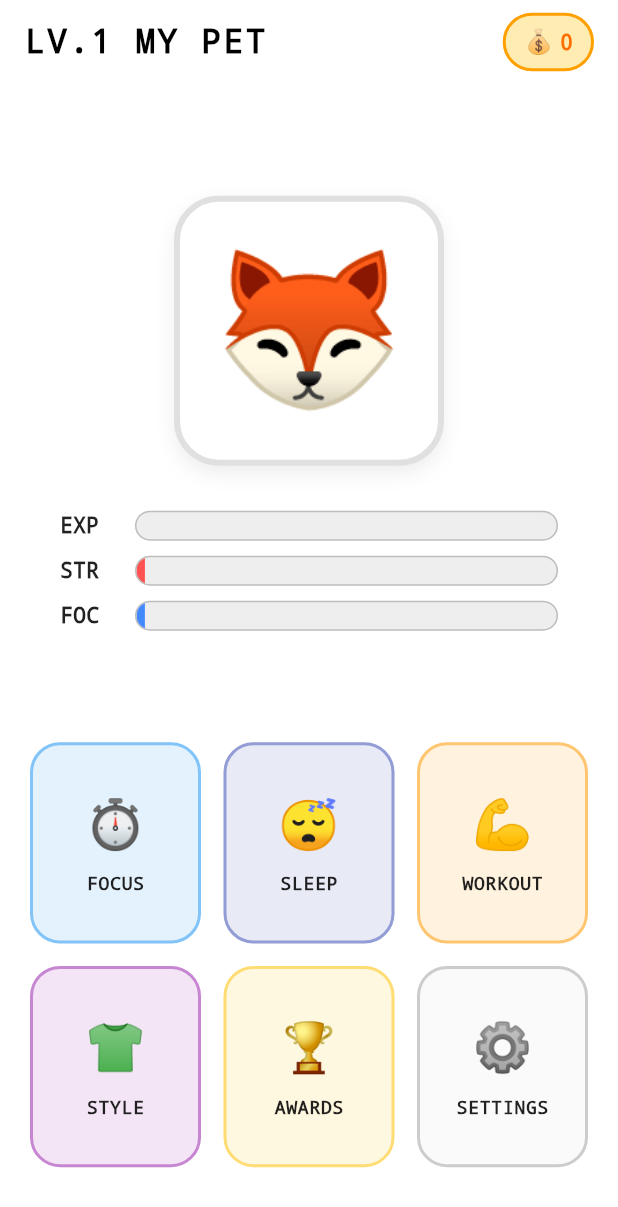
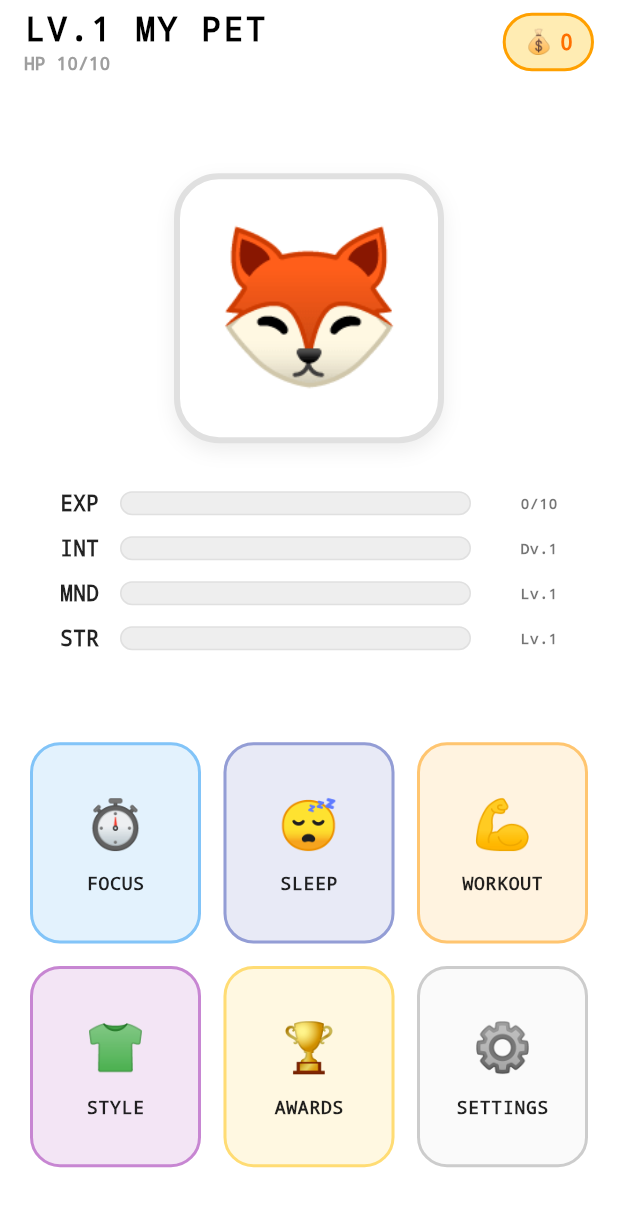
Before and after one commit to Sarankorn2547/habitu, a Flutter app: the screen it shows once a user with an empty profile is signed in, on a phone screen of 412 x 824 dp. Shown: the top 1207 px of the screen. Run offline on Flutter 3.47's test engine with Material 3 defaults, Android fonts, the phone set to English and light mode, and no system bars; our stand-ins replace cloud_firestore, firebase_auth, firebase_core; accounts and stored records are empty.

Commit message:
feat: add exp rule, level curve, and level DB
- add rule for getting experience
- add level curve (exp to another level)
- connect DB for collect level and exp
- change stamina -> mind and intelligence

```diff
--- a/App/lib/models/avatar_model.dart
+++ b/App/lib/models/avatar_model.dart
@@ -4,10 +4,29 @@ class AvatarModel {
   String name;
   String species;
   int level;
-  int exp;
+  int exp; // Percent progress to next level (or absolute distinct from total?)
+           // Implementation Plan says: `exp` remains as "Pet Total EXP" but LevelService uses it as "Current Progress".
+           // Let's stick to "Current EXP towards next level" to match typical RPGs, or "Total Accumulated EXP"?
+           // LevelService logic `exp >= requiredExp` implies `exp` is current progress.
+           // However, to keep it simple, let's treat `exp` in model as "Current EXP toward next level".
+
+  // Stats
   int strength;
-  int stamina; // ใช้สำหรับ Workout
-  int focus; // ใช้สำหรับ Work/Study
+  int intelligence; // Was focus
+  int mind;
+
+  // Stat EXP (Progress to next stat point) - Optional,
+  // User asked: "the focus time would gain exp in growth rate... like if they focus under 30 minute they will gain 1 exp per minute"
+  // And: "intelligence come from focus exp"
+  // This implies Stats specific EXPs might just be the Stats themselves?
+  // "strength come from workout exp" -> Strength Level?
+  // User said: "determine how much experience points (EXP) are required to level up in each type"
+  // So stats also have levels!
+  // Let's add exp counters for stats.
+  int strengthExp;
+  int intelligenceExp;
+  int mindExp;
+
   int coins;
 
   AvatarModel({
@@ -18,12 +37,15 @@ class AvatarModel {
     this.level = 1,
     this.exp = 0,
     this.strength = 1,
-    this.stamina = 1,
-    this.focus = 1,
+    this.intelligence = 1,
+    this.mind = 1,
+    this.strengthExp = 0,
+    this.intelligenceExp = 0,
+    this.mindExp = 0,
     this.coins = 0,
   });
 
-  // แปลงจาก Firestore Document เป็น Object
+  // Convert from Firestore Document
   factory AvatarModel.fromMap(Map<String, dynamic> data, String documentId) {
     return AvatarModel(
       id: documentId,
@@ -32,14 +54,17 @@ class AvatarModel {
       species: data['species'] ?? 'Unknown',
       level: data['level'] ?? 1,
       exp: data['exp'] ?? 0,
-      strength: data['strength'] ?? 1,
-      stamina: data['stamina'] ?? 1,
-      focus: data['focus'] ?? 1,
+      strength: data['strength'] ?? (data['stamina'] ?? 1), // Migration: Use stamina as fallback or default 1
+      intelligence: data['intelligence'] ?? (data['focus'] ?? 1), // Migration: Focus -> Intelligence
+      mind: data['mind'] ?? 1,
+      strengthExp: data['strength_exp'] ?? 0,
+      intelligenceExp: data['intelligence_exp'] ?? 0,
+      mindExp: data['mind_exp'] ?? 0,
       coins: data['coins'] ?? 0,
     );
   }
 
-  // แปลง Object เป็น Map เพื่อบันทึกลง Firestore
+  // Convert to Map for Firestore
   Map<String, dynamic> toMap() {
     return {
       'user_id': userId,
@@ -48,8 +73,11 @@ class AvatarModel {
       'level': level,
       'exp': exp,
       'strength': strength,
-      'stamina': stamina,
-      'focus': focus,
+      'intelligence': intelligence,
+      'mind': mind,
+      'strength_exp': strengthExp,
+      'intelligence_exp': intelligenceExp,
+      'mind_exp': mindExp,
       'coins': coins,
     };
   }
--- a/App/lib/screens/home_screen.dart
+++ b/App/lib/screens/home_screen.dart
@@ -2,6 +2,7 @@ import 'package:flutter/material.dart';
 import 'package:provider/provider.dart';
 import 'package:firebase_auth/firebase_auth.dart';
 import '../services/database_service.dart';
+import '../services/level_service.dart';
 import '../models/avatar_model.dart';
 import 'workout_screen.dart';
 import 'settings_screen.dart';
@@ -20,7 +21,7 @@ class HomeScreen extends StatelessWidget {
         if (snapshot.connectionState == ConnectionState.waiting)
           return Center(child: CircularProgressIndicator());
 
-        // ถ้ายังไม่มี Avatar (User ใหม่) ให้สร้างก่อน (ในโค้ดจริงควรไปหน้า create character)
+        // Create initial avatar if not exists
         if (!snapshot.hasData) {
           dbService.createInitialAvatar("My Pet");
           return Center(child: Text("Creating Pet..."));
@@ -28,18 +29,37 @@ class HomeScreen extends StatelessWidget {
 
         AvatarModel avatar = snapshot.data!;
 
+        // Calculate Progress
+        double petExpPct = avatar.exp / LevelService.getExpToNextLevel(avatar.level);
+        double intExpPct = avatar.intelligenceExp / LevelService.getExpToNextLevel(avatar.intelligence);
+        double mindExpPct = avatar.mindExp / LevelService.getExpToNextLevel(avatar.mind);
+        double strExpPct = avatar.strengthExp / LevelService.getExpToNextLevel(avatar.strength);
+
         return Scaffold(
           backgroundColor: Colors.white,
           appBar: AppBar(
             backgroundColor: Colors.transparent,
             elevation: 0,
-            title: Text(
+            title: Column(
+              crossAxisAlignment: CrossAxisAlignment.start,
+              children: [
+                Text(
                   "LV.${avatar.level} ${avatar.name.toUpperCase()}",
                   style: TextStyle(
                     color: Colors.black,
                     fontWeight: FontWeight.bold,
                     letterSpacing: 1.5,
                   ),
+                ),
+                Text(
+                  "HP ${avatar.level * 10}/${avatar.level * 10}",
+                  style: TextStyle(
+                    color: Colors.grey,
+                    fontSize: 12,
+                    fontWeight: FontWeight.bold,
+                  ),
+                ),
+              ],
             ),
             actions: [
               Container(
@@ -74,7 +94,7 @@ class HomeScreen extends StatelessWidget {
                 child: Column(
                   mainAxisAlignment: MainAxisAlignment.center,
                   children: [
-                    // Placeholder รูปสัตว์เลี้ยง (Emoji)
+                    // Placeholder Pet Image
                     Container(
                       width: 180,
                       height: 180,
@@ -102,20 +122,30 @@ class HomeScreen extends StatelessWidget {
                     // Stats Bars
                     _buildStatBar(
                       "EXP",
-                      avatar.exp / 100.0,
+                      petExpPct,
                       Colors.greenAccent.shade400,
-                    ), // สมมติ max exp = 100
+                      "${avatar.exp}/${LevelService.getExpToNextLevel(avatar.level)}",
+                    ),
+                    SizedBox(height: 10),
+                    _buildStatBar(
+                      "INT",
+                      intExpPct,
+                      Colors.blueAccent.shade200,
+                      "Dv.${avatar.intelligence}",
+                    ),
+                    SizedBox(height: 10),
+                    _buildStatBar(
+                      "MND",
+                      mindExpPct,
+                      Colors.indigoAccent.shade200,
+                      "Lv.${avatar.mind}",
+                    ),
                      SizedBox(height: 10),
                     _buildStatBar(
                       "STR",
-                      avatar.strength / 50.0,
+                      strExpPct,
                       Colors.redAccent.shade200,
-                    ),
-                    SizedBox(height: 10),
-                    _buildStatBar(
-                      "FOC",
-                      avatar.focus / 50.0,
-                      Colors.blueAccent.shade200,
+                      "Lv.${avatar.strength}",
                     ),
                   ],
                 ),
@@ -214,13 +244,13 @@ class HomeScreen extends StatelessWidget {
     );
   }
 
-  Widget _buildStatBar(String label, double pct, Color color) {
+  Widget _buildStatBar(String label, double pct, Color color, String suffix) {
     return Padding(
       padding: const EdgeInsets.symmetric(horizontal: 40),
       child: Row(
         children: [
           SizedBox(
-            width: 50,
+            width: 40,
             child: Text(
               label,
               style: TextStyle(
@@ -231,21 +261,39 @@ class HomeScreen extends StatelessWidget {
             ),
           ),
           Expanded(
-            child: Container(
-              height: 20,
+            child: Column(
+              crossAxisAlignment: CrossAxisAlignment.end,
+              children: [
+                Container(
+                  height: 16,
                   decoration: BoxDecoration(
                     color: Colors.grey.shade200,
-                borderRadius: BorderRadius.circular(10),
-                border: Border.all(color: Colors.grey.shade400),
+                    borderRadius: BorderRadius.circular(8),
+                    border: Border.all(color: Colors.grey.shade300),
                   ),
                   child: ClipRRect(
-                borderRadius: BorderRadius.circular(9),
+                    borderRadius: BorderRadius.circular(7),
                     child: LinearProgressIndicator(
-                  value: pct > 1 ? 1 : pct,
+                      value: pct > 1 ? 1 : (pct < 0 ? 0 : pct),
                       color: color,
                       backgroundColor: Colors.transparent,
-                  minHeight: 20,
+                      minHeight: 16,
                     ),
+                  ),
+                ),
+              ],
+            ),
+          ),
+          SizedBox(width: 8),
+          SizedBox(
+            width: 50,
+            child: Text(
+              suffix,
+              textAlign: TextAlign.end,
+              style: TextStyle(
+                fontWeight: FontWeight.bold,
+                fontSize: 10,
+                color: Colors.black54,
               ),
             ),
           ),
@@ -256,7 +304,7 @@ class HomeScreen extends StatelessWidget {
 
   Widget _buildMenuButton(
     BuildContext context,
-    String emoji, // Changed from IconData to String for Emoji
+    String emoji,
     String label,
     Color bgColor,
     Color borderColor,
--- a/App/lib/screens/pomodoro_screen.dart
+++ b/App/lib/screens/pomodoro_screen.dart
@@ -65,9 +65,7 @@ class _PomodoroPageState extends State<PomodoroPage> {
       dbService.logFocus(
         durationMinutes: settingTime,
         avatarId: widget.avatar.id,
-        currentExp: widget.avatar.exp,
-        currentCoin: widget.avatar.coins,
-        currentFocus: widget.avatar.focus,
+        currentAvatar: widget.avatar,
       );
     }
 
--- a/App/lib/screens/sleep_screen.dart
+++ b/App/lib/screens/sleep_screen.dart
@@ -46,8 +46,7 @@ class _SleepPageState extends State<SleepPage> {
       await dbService.logSleep(
         durationSeconds: secondsPassed,
         avatarId: widget.avatar.id,
-        currentExp: widget.avatar.exp,
-        currentCoin: widget.avatar.coins,
+        currentAvatar: widget.avatar,
       );
     }
 
--- a/App/lib/screens/workout_screen.dart
+++ b/App/lib/screens/workout_screen.dart
@@ -254,9 +254,7 @@ class _WorkoutScreenState extends State<WorkoutScreen> {
                     sets: sets,
                     reps: reps,
                     avatarId: widget.avatar.id,
-                    currentExp: widget.avatar.exp,
-                    currentCoin: widget.avatar.coins,
-                    currentStrength: widget.avatar.strength,
+                    currentAvatar: widget.avatar,
                   );
 
                   Navigator.pop(context);
--- a/App/lib/services/database_service.dart
+++ b/App/lib/services/database_service.dart
@@ -1,5 +1,6 @@
 import 'package:cloud_firestore/cloud_firestore.dart';
-import '../models/avatar_model.dart'; // ต้องมีไฟล์ model นี้ด้วย (ดูข้อ 2)
+import '../models/avatar_model.dart';
+import 'level_service.dart';
 
 class DatabaseService {
   final String uid;
@@ -11,7 +12,7 @@ class DatabaseService {
   final CollectionReference exerciseCollection = FirebaseFirestore.instance
       .collection('exercise_logs');
 
-  // ดึงข้อมูล Avatar แบบ Realtime (Stream)
+  // Stream Avatar
   Stream<AvatarModel?> get myAvatar {
     return avatarCollection
         .where('user_id', isEqualTo: uid)
@@ -19,7 +20,6 @@ class DatabaseService {
         .snapshots()
         .map((snapshot) {
           if (snapshot.docs.isEmpty) return null;
-          // แปลงข้อมูลจาก Firestore เป็น Object AvatarModel
           return AvatarModel.fromMap(
             snapshot.docs.first.data() as Map<String, dynamic>,
             snapshot.docs.first.id,
@@ -27,7 +27,7 @@ class DatabaseService {
         });
   }
 
-  // สร้าง Avatar เริ่มต้น (สำหรับ User ใหม่)
+  // Create Initial Avatar
   Future<void> createInitialAvatar(String name) async {
     await avatarCollection.add({
       'user_id': uid,
@@ -36,13 +36,16 @@ class DatabaseService {
       'level': 1,
       'exp': 0,
       'strength': 1,
-      'stamina': 1,
-      'focus': 1,
+      'intelligence': 1,
+      'mind': 1,
+      'strength_exp': 0,
+      'intelligence_exp': 0,
+      'mind_exp': 0,
       'coins': 0,
     });
   }
 
-  // บันทึกการออกกำลังกาย และ อัปเดต Stat
+  // Log Exercise
   Future<void> logExerciseAndReward({
     required String type,
     required String category, // Cardio or Weight
@@ -50,13 +53,23 @@ class DatabaseService {
     int? sets,
     int? reps,
     required String avatarId,
-    required int currentExp,
-    required int currentCoin,
-    required int currentStrength,
+    required AvatarModel currentAvatar, // Pass full model for access to all stats
   }) async {
     WriteBatch batch = FirebaseFirestore.instance.batch();
 
-    // 1. สร้าง Log การออกกำลังกาย
+    // Calculate Gains
+    int expGained = 0;
+    int coinGained = 0;
+
+    if (category == 'Cardio') {
+      expGained = LevelService.calculateCardioExp(duration ?? 0);
+      coinGained = LevelService.calculateCardioCoins(duration ?? 0);
+    } else {
+      expGained = LevelService.calculateWeightExp(reps ?? 0);
+      coinGained = LevelService.calculateWeightCoins(reps ?? 0);
+    }
+
+    // 1. Log
     DocumentReference logRef = exerciseCollection.doc();
     batch.set(logRef, {
       'user_id': uid,
@@ -65,30 +78,62 @@ class DatabaseService {
       'duration_min': duration ?? 0,
       'sets': sets ?? 0,
       'reps': reps ?? 0,
-      'exp_gained': 10,
+      'exp_gained': expGained,
       'logged_at': FieldValue.serverTimestamp(),
     });
 
-    // 2. อัปเดตค่าพลังของสัตว์เลี้ยง
+    // 2. Update Avatar Stats
+    // Update Strength Log logic (Strength Leveling?)
+    int newStrengthExp = currentAvatar.strengthExp + expGained;
+    int newStrength = currentAvatar.strength;
+
+    // Check Strength Level Up
+    Map<String, int> strengthLevelUp = LevelService.checkLevelUp(newStrengthExp, newStrength);
+    newStrength = strengthLevelUp['newLevel']!;
+    newStrengthExp = strengthLevelUp['rolloverExp']!;
+    int strengthLevelsGained = strengthLevelUp['levelsGained']!;
+
+    // Update Pet Level
+    int newExp = currentAvatar.exp + expGained;
+    int newLevel = currentAvatar.level;
+
+    Map<String, int> petLevelUp = LevelService.checkLevelUp(newExp, newLevel);
+    newLevel = petLevelUp['newLevel']!;
+    newExp = petLevelUp['rolloverExp']!;
+    int petLevelsGained = petLevelUp['levelsGained']!;
+
+    // Total Coins
+    int totalCoins = currentAvatar.coins + coinGained;
+    // Add Level Up Bonuses
+    if (petLevelsGained > 0) {
+      totalCoins += (petLevelsGained * 50); // 50 coins per pet level
+    }
+    if (strengthLevelsGained > 0) {
+      totalCoins += (strengthLevelsGained * 20); // 20 coins per stat level
+    }
+
     DocumentReference avatarRef = avatarCollection.doc(avatarId);
     batch.update(avatarRef, {
-      'exp': currentExp + 10,
-      'coins': currentCoin + 5,
-      'strength': currentStrength + 1,
+      'exp': newExp,
+      'level': newLevel,
+      'strength': newStrength,
+      'strength_exp': newStrengthExp,
+      'coins': totalCoins,
     });
 
     await batch.commit();
   }
 
-  // บันทึกการทำสมาธิ (Focus)
+  // Log Focus
   Future<void> logFocus({
     required int durationMinutes,
     required String avatarId,
-    required int currentExp,
-    required int currentCoin,
-    required int currentFocus,
+    required AvatarModel currentAvatar,
   }) async {
     WriteBatch batch = FirebaseFirestore.instance.batch();
+
+    int expGained = LevelService.calculateFocusExp(durationMinutes);
+    int coinGained = LevelService.calculateFocusCoins(durationMinutes);
 
     // 1. Log Focus
     DocumentReference logRef =
@@ -96,46 +141,99 @@ class DatabaseService {
     batch.set(logRef, {
       'user_id': uid,
       'duration_min': durationMinutes,
-      'exp_gained': 5 * (durationMinutes ~/ 5), // 5 exp per 5 mins
+      'exp_gained': expGained,
       'logged_at': FieldValue.serverTimestamp(),
     });
 
     // 2. Update Avatar
+    // Update Intelligence
+    int newIntExp = currentAvatar.intelligenceExp + expGained;
+    int newInt = currentAvatar.intelligence;
+
+    Map<String, int> intLevelUp = LevelService.checkLevelUp(newIntExp, newInt);
+    newInt = intLevelUp['newLevel']!;
+    newIntExp = intLevelUp['rolloverExp']!;
+    int intLevelsGained = intLevelUp['levelsGained']!;
+
+    // Update Pet Level
+    int newExp = currentAvatar.exp + expGained;
+    int newLevel = currentAvatar.level;
+
+    Map<String, int> petLevelUp = LevelService.checkLevelUp(newExp, newLevel);
+    newLevel = petLevelUp['newLevel']!;
+    newExp = petLevelUp['rolloverExp']!;
+    int petLevelsGained = petLevelUp['levelsGained']!;
+
+    // Coins
+    int totalCoins = currentAvatar.coins + coinGained;
+    if (petLevelsGained > 0) totalCoins += (petLevelsGained * 50);
+    if (intLevelsGained > 0) totalCoins += (intLevelsGained * 20);
+
     DocumentReference avatarRef = avatarCollection.doc(avatarId);
     batch.update(avatarRef, {
-      'exp': currentExp + (5 * (durationMinutes ~/ 5)),
-      'coins': currentCoin + (2 * (durationMinutes ~/ 5)),
-      'focus': currentFocus + 1,
+      'exp': newExp,
+      'level': newLevel,
+      'intelligence': newInt,
+      'intelligence_exp': newIntExp,
+      'coins': totalCoins,
     });
 
     await batch.commit();
   }
 
-  // บันทึกการนอน (Sleep)
+  // Log Sleep
   Future<void> logSleep({
     required int durationSeconds,
     required String avatarId,
-    required int currentExp,
-    required int currentCoin,
+    required AvatarModel currentAvatar,
   }) async {
     WriteBatch batch = FirebaseFirestore.instance.batch();
+    int minutes = durationSeconds ~/ 60;
+
+    int expGained = LevelService.calculateSleepExp(minutes);
+    int coinGained = LevelService.calculateSleepCoins(minutes);
 
     // 1. Log Sleep
     DocumentReference logRef =
         FirebaseFirestore.instance.collection('sleep_logs').doc();
-    int minutes = durationSeconds ~/ 60;
     batch.set(logRef, {
       'user_id': uid,
       'duration_sec': durationSeconds,
-      'exp_gained': minutes, // 1 exp per minute
+      'exp_gained': expGained,
       'logged_at': FieldValue.serverTimestamp(),
     });
 
     // 2. Update Avatar
+    // Update Mind
+    int newMindExp = currentAvatar.mindExp + expGained;
+    int newMind = currentAvatar.mind;
+
+    Map<String, int> mindLevelUp = LevelService.checkLevelUp(newMindExp, newMind);
+    newMind = mindLevelUp['newLevel']!;
+    newMindExp = mindLevelUp['rolloverExp']!;
+    int mindLevelsGained = mindLevelUp['levelsGained']!;
+
+    // Update Pet Level
+    int newExp = currentAvatar.exp + expGained;
+    int newLevel = currentAvatar.level;
+
+    Map<String, int> petLevelUp = LevelService.checkLevelUp(newExp, newLevel);
+    newLevel = petLevelUp['newLevel']!;
+    newExp = petLevelUp['rolloverExp']!;
+    int petLevelsGained = petLevelUp['levelsGained']!;
+
+    // Coins
+    int totalCoins = currentAvatar.coins + coinGained;
+    if (petLevelsGained > 0) totalCoins += (petLevelsGained * 50);
+    if (mindLevelsGained > 0) totalCoins += (mindLevelsGained * 20);
+
     DocumentReference avatarRef = avatarCollection.doc(avatarId);
     batch.update(avatarRef, {
-      'exp': currentExp + minutes,
-      'coins': currentCoin + (minutes ~/ 2), // 1 coin per 2 minutes
+      'exp': newExp,
+      'level': newLevel,
+      'mind': newMind,
+      'mind_exp': newMindExp,
+      'coins': totalCoins,
     });
 
     await batch.commit();
--- /dev/null
+++ b/App/lib/services/level_service.dart
@@ -0,0 +1,98 @@
+import 'dart:math';
+
+class LevelService {
+  // --- EXP Calculation Logic ---
+
+  /// Focus (Intelligence) EXP
+  /// - < 30 mins: 1 exp/min
+  /// - 30-60 mins: 2 exp/min (marginal)
+  /// - > 60 mins: 3 exp/min (marginal)
+  static int calculateFocusExp(int minutes) {
+    if (minutes <= 30) {
+      return minutes * 1;
+    } else if (minutes <= 60) {
+      return (30 * 1) + ((minutes - 30) * 2);
+    } else {
+      return (30 * 1) + (30 * 2) + ((minutes - 60) * 3);
+    }
+  }
+
+  /// Sleep (Mind) EXP
+  /// - 1 exp/min
+  static int calculateSleepExp(int minutes) {
+    return minutes * 1;
+  }
+
+  /// Cardio (Strength) EXP
+  /// - 2 exp/min
+  static int calculateCardioExp(int minutes) {
+    return minutes * 2;
+  }
+
+  /// Weight Training (Strength) EXP
+  /// - 1 exp/rep
+  static int calculateWeightExp(int reps) {
+    return reps * 1;
+  }
+
+  // --- Coin Calculation Logic ---
+
+  static int calculateFocusCoins(int minutes) {
+    return minutes; // 1 coin per minute
+  }
+
+  static int calculateSleepCoins(int minutes) {
+    return (minutes / 2).floor(); // 0.5 coin per minute
+  }
+
+  static int calculateCardioCoins(int minutes) {
+    return minutes; // 1 coin per minute
+  }
+
+  static int calculateWeightCoins(int reps) {
+    return (reps / 5).floor(); // 1 coin per 5 reps
+  }
+
+  // --- Leveling Logic ---
+
+  /// Required EXP to reach next level from current level
+  /// Formula: 10 * (level ^ 1.5)
+  static int getExpToNextLevel(int currentLevel) {
+    return (10 * pow(currentLevel, 1.5)).round();
+  }
+
+  /// Checks if the pet levels up.
+  /// Returns a map with 'newLevel', 'rolloverExp', 'levelsGained'
+  static Map<String, int> checkLevelUp(int currentExp, int currentLevel) {
+    int exp = currentExp;
+    int level = currentLevel;
+    int levelsGained = 0;
+
+    while (true) {
+      int requiredExp = getExpToNextLevel(level);
+      if (exp >= requiredExp) {
+        exp -= requiredExp;
+        level++;
+        levelsGained++;
+      } else {
+        break;
+      }
+    }
+
+    return {
+      'newLevel': level,
+      'rolloverExp': exp,
+      'levelsGained': levelsGained,
+    };
+  }
+
+  /// Calculate Coin Reward
+  /// Base reward for activity + Bonus for leveling up
+  static int calculateCoinReward({
+    required int baseReward,
+    required int levelsGained,
+  }) {
+    // 50 coins bonus per level up
+    return baseReward + (levelsGained * 50);
+  }
+}
```
Lines whose indentation alone changed are shown as unchanged.
